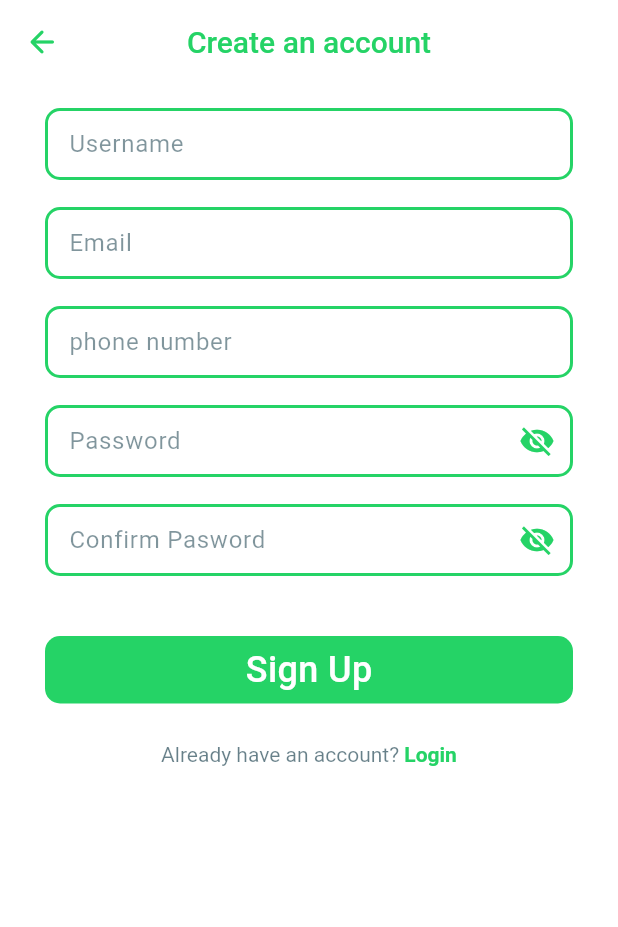
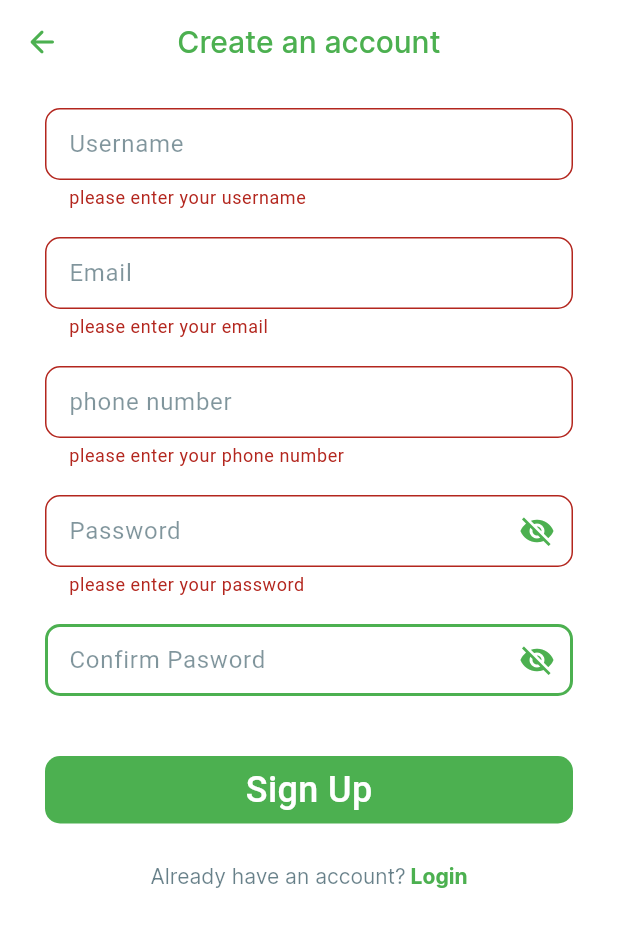
Before and after one commit to ykabdelrahman/mini_chat, a Flutter app: the SignupView screen opened by its route, after a tap on "Sign Up", on a phone screen of 412 x 824 dp. Shown: the top 927 px of the screen. Run offline on Flutter 3.47's test engine with Material 3 defaults, Android fonts, the phone set to English and light mode, and no system bars; our stand-ins replace go_router.

Commit message:
- edited login view - edited signup view - changed main color - added app icon

```diff
--- a/lib/core/func/validation.dart
+++ b/lib/core/func/validation.dart
@@ -55,8 +55,8 @@ String? validatePassword(String? value) {
   RegExp regex = RegExp(pattern);
   if (!regex.hasMatch(value)) {
     return '''
-      Password must be at least 8 characters,
-      include an uppercase letter, number and symbol.
+Password must be at least 8 characters,
+include an uppercase letter, number and symbol.
       ''';
   }
   return null;
--- a/lib/core/themes/colors_manager.dart
+++ b/lib/core/themes/colors_manager.dart
@@ -1,6 +1,6 @@
 import 'package:flutter/material.dart';
 
 class ColorsManager {
-  static const mainGreen = Color(0xff25D366);
+  static const mainGreen = Color(0xff4CB050);
   static const textGrey = Color(0xff022B3A);
 }
--- a/lib/core/themes/styles.dart
+++ b/lib/core/themes/styles.dart
@@ -1,30 +1,42 @@
 import 'package:flutter/material.dart';
+import 'package:mini_chat/core/utils/constants.dart';
 import 'colors_manager.dart';
 
 class Styles {
   static const textStyle24 = TextStyle(
     fontSize: 24,
-    fontWeight: FontWeight.w700,
+    fontWeight: FontWeight.w600,
+    fontFamily: kInter,
+    color: ColorsManager.textGrey,
+  );
+  static const textStyle16 = TextStyle(
+    fontSize: 16,
+    fontWeight: FontWeight.w500,
+    fontFamily: kInter,
     color: ColorsManager.textGrey,
   );
   static const textStyle18 = TextStyle(
     fontSize: 18,
     fontWeight: FontWeight.w500,
+    fontFamily: kInter,
     color: ColorsManager.textGrey,
   );
   static const textStyle12 = TextStyle(
     fontSize: 12,
     fontWeight: FontWeight.w600,
+    fontFamily: kInter,
     color: ColorsManager.textGrey,
   );
   static const textStyle14 = TextStyle(
     fontSize: 14,
     fontWeight: FontWeight.w400,
+    fontFamily: kInter,
     color: ColorsManager.textGrey,
   );
   static const textStyle20 = TextStyle(
     fontSize: 20,
     fontWeight: FontWeight.w500,
+    fontFamily: kInter,
     color: ColorsManager.textGrey,
   );
 }
--- /dev/null
+++ b/lib/core/utils/constants.dart
@@ -0,0 +1 @@
+const kInter = 'Inter';
--- a/lib/core/widgets/custom_text_form_field.dart
+++ b/lib/core/widgets/custom_text_form_field.dart
@@ -71,11 +71,11 @@ class CustomTextFormField extends StatelessWidget {
     );
   }
 
-  OutlineInputBorder borderStyle() {
+  OutlineInputBorder borderStyle({Color? color}) {
     return OutlineInputBorder(
       borderSide: borderSide ??
-          const BorderSide(
-            color: ColorsManager.mainGreen,
+          BorderSide(
+            color: color ?? ColorsManager.mainGreen,
             width: 2,
           ),
       borderRadius: BorderRadius.circular(radius ?? 10),
--- a/lib/features/auth/presentation/views/signup/signup_view.dart
+++ b/lib/features/auth/presentation/views/signup/signup_view.dart
@@ -1,6 +1,5 @@
 import 'package:flutter/material.dart';
 import 'package:mini_chat/core/widgets/custom_appbar.dart';
-import '../../../../../core/widgets/custom_button.dart';
 import 'widgets/already_have_account.dart';
 import 'widgets/signup_form.dart';
 
@@ -9,22 +8,17 @@ class SignupView extends StatelessWidget {
 
   @override
   Widget build(BuildContext context) {
-    return Scaffold(
-      appBar: const CustomAppBar(title: 'Create an account'),
+    return const Scaffold(
+      appBar: CustomAppBar(title: 'Create an account'),
       body: SafeArea(
         child: Padding(
-          padding: const EdgeInsets.symmetric(horizontal: 30, vertical: 16),
+          padding: EdgeInsets.symmetric(horizontal: 30, vertical: 16),
           child: SingleChildScrollView(
             child: Column(
               children: [
-                const SignupForm(),
-                const SizedBox(height: 40),
-                CustomButton(
-                  text: "Sign Up",
-                  onTap: () {},
-                ),
-                const SizedBox(height: 26),
-                const AlreadyHaveAccount(),
+                SignupForm(),
+                SizedBox(height: 26),
+                AlreadyHaveAccount(),
               ],
             ),
           ),
--- a/lib/features/auth/presentation/views/signup/widgets/signup_form.dart
+++ b/lib/features/auth/presentation/views/signup/widgets/signup_form.dart
@@ -1,6 +1,8 @@
 import 'package:flutter/material.dart';
+import 'package:go_router/go_router.dart';
 import '../../../../../../core/func/validation.dart';
 import '../../../../../../core/themes/colors_manager.dart';
+import '../../../../../../core/widgets/custom_button.dart';
 import '../../../../../../core/widgets/custom_text_form_field.dart';
 
 class SignupForm extends StatefulWidget {
@@ -25,7 +27,7 @@ class _SignupFormState extends State<SignupForm> {
       child: Column(
         children: [
           CustomTextFormField(
-            controller: emailController,
+            controller: usernameController,
             hint: 'Username',
             validator: validateUsername,
           ),
@@ -65,6 +67,7 @@ class _SignupFormState extends State<SignupForm> {
           CustomTextFormField(
             hint: 'Confirm Pasword',
             hideText: isPasswordConfirmationObscureText,
+            isLastInput: true,
             suffixIcon: GestureDetector(
               onTap: () {
                 setState(() {
@@ -86,6 +89,15 @@ class _SignupFormState extends State<SignupForm> {
               return null;
             },
           ),
+          const SizedBox(height: 40),
+          CustomButton(
+            text: "Sign Up",
+            onTap: () {
+              if (_key.currentState!.validate()) {
+                context.pop();
+              }
+            },
+          ),
         ],
       ),
     );
```
Also changed, not shown: lib/features/auth/presentation/views/login/login_view.dart (+2 -8 lines), lib/features/auth/presentation/views/login/widgets/login_form.dart (+23 -2 lines), lib/core/utils/constatns.dart (deleted), 17 other files.
